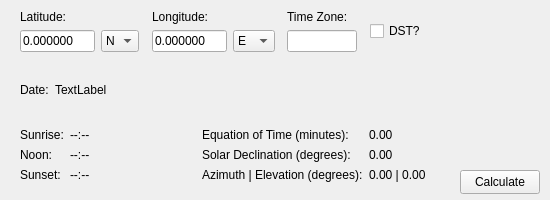
codymj/SolarCalculator, file src/MainWindow.ui: the form before one commit.
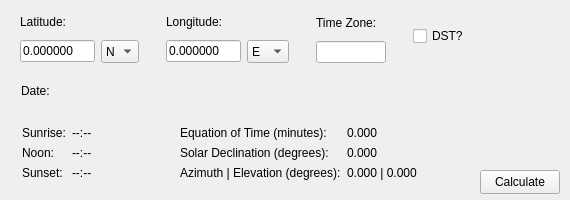
The form after the commit.

Commit message: Edit MainWindow geometry

Patch:
```diff
--- a/src/MainWindow.ui
+++ b/src/MainWindow.ui
@@ -6,19 +6,19 @@
    <rect>
     <x>0</x>
     <y>0</y>
-    <width>550</width>
+    <width>570</width>
     <height>200</height>
    </rect>
   </property>
   <property name="minimumSize">
    <size>
-    <width>550</width>
+    <width>570</width>
     <height>200</height>
    </size>
   </property>
   <property name="maximumSize">
    <size>
-    <width>550</width>
+    <width>570</width>
     <height>200</height>
    </size>
   </property>
@@ -29,7 +29,7 @@
    <widget class="QPushButton" name="calcButton">
     <property name="geometry">
      <rect>
-      <x>460</x>
+      <x>480</x>
       <y>170</y>
       <width>80</width>
       <height>24</height>
@@ -44,12 +44,10 @@
      <rect>
       <x>20</x>
       <y>10</y>
-      <width>406</width>
-      <height>181</height>
+      <width>449</width>
+      <height>53</height>
      </rect>
     </property>
-    <layout class="QVBoxLayout" name="verticalLayout_5">
-     <item>
       <layout class="QHBoxLayout" name="horizontalLayout_3">
        <item>
         <layout class="QVBoxLayout" name="verticalLayout">
@@ -275,8 +273,16 @@
         </layout>
        </item>
       </layout>
-     </item>
-     <item>
+   </widget>
+   <widget class="QWidget" name="">
+    <property name="geometry">
+     <rect>
+      <x>21</x>
+      <y>80</y>
+      <width>138</width>
+      <height>22</height>
+     </rect>
+    </property>
       <layout class="QHBoxLayout" name="horizontalLayout_4">
        <item>
         <widget class="QLabel" name="label_4">
@@ -288,7 +294,7 @@
        <item>
         <widget class="QLabel" name="dateLabel">
          <property name="text">
-          <string>TextLabel</string>
+        <string/>
          </property>
         </widget>
        </item>
@@ -306,10 +312,16 @@
         </spacer>
        </item>
       </layout>
-     </item>
-     <item>
-      <layout class="QHBoxLayout" name="horizontalLayout_5">
-       <item>
+   </widget>
+   <widget class="QWidget" name="">
+    <property name="geometry">
+     <rect>
+      <x>22</x>
+      <y>126</y>
+      <width>151</width>
+      <height>63</height>
+     </rect>
+    </property>
         <layout class="QFormLayout" name="formLayout_2">
          <item row="0" column="0">
           <widget class="QLabel" name="label">
@@ -354,21 +366,16 @@
           </widget>
          </item>
         </layout>
-       </item>
-       <item>
-        <spacer name="horizontalSpacer_10">
-         <property name="orientation">
-          <enum>Qt::Horizontal</enum>
-         </property>
-         <property name="sizeHint" stdset="0">
-          <size>
-           <width>13</width>
-           <height>17</height>
-          </size>
-         </property>
-        </spacer>
-       </item>
-       <item>
+   </widget>
+   <widget class="QWidget" name="">
+    <property name="geometry">
+     <rect>
+      <x>180</x>
+      <y>126</y>
+      <width>291</width>
+      <height>63</height>
+     </rect>
+    </property>
         <layout class="QFormLayout" name="formLayout">
          <item row="0" column="0">
           <widget class="QLabel" name="label_6">
@@ -380,7 +387,7 @@
          <item row="0" column="1">
           <widget class="QLabel" name="eqTimeLabel">
            <property name="text">
-            <string>0.00</string>
+        <string>0.000</string>
            </property>
           </widget>
          </item>
@@ -394,7 +401,7 @@
          <item row="1" column="1">
           <widget class="QLabel" name="sdLabel">
            <property name="text">
-            <string>0.00</string>
+        <string>0.000</string>
            </property>
           </widget>
          </item>
@@ -408,15 +415,11 @@
          <item row="2" column="1">
           <widget class="QLabel" name="aeLabel">
            <property name="text">
-            <string>0.00 | 0.00</string>
+        <string>0.000 | 0.000</string>
            </property>
           </widget>
          </item>
         </layout>
-       </item>
-      </layout>
-     </item>
-    </layout>
    </widget>
    <zorder>layoutWidget</zorder>
    <zorder>layoutWidget</zorder>
```
Left out of the diff: 19 changed lines with no effect on the pictures. Lines whose indentation alone changed are shown as unchanged. The commit also changes 1 other file.
